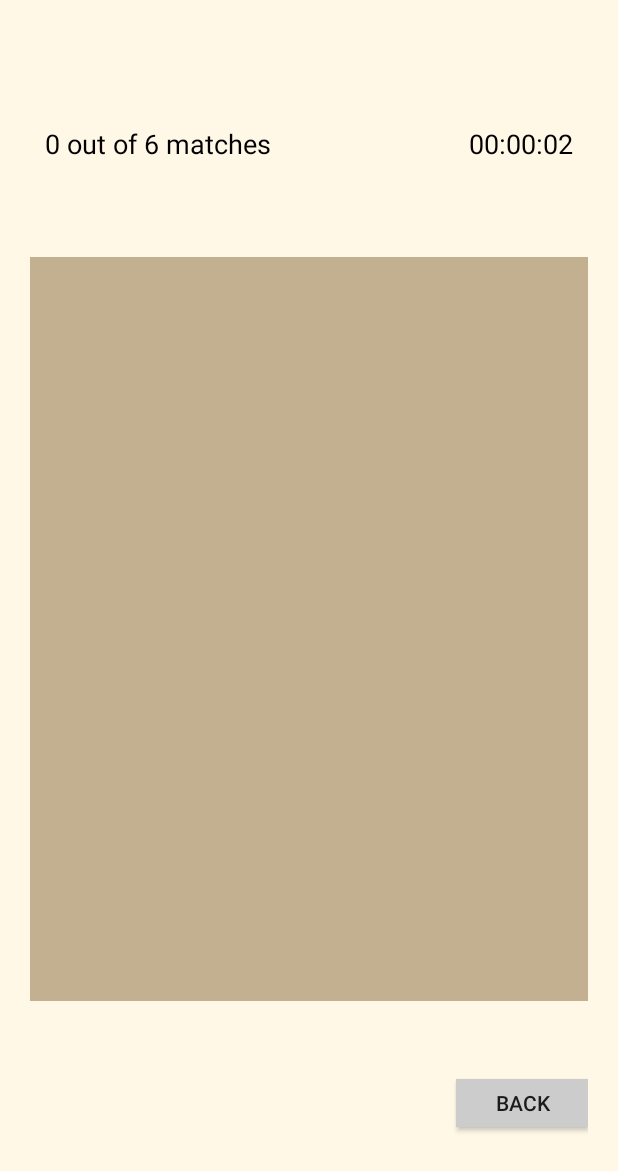
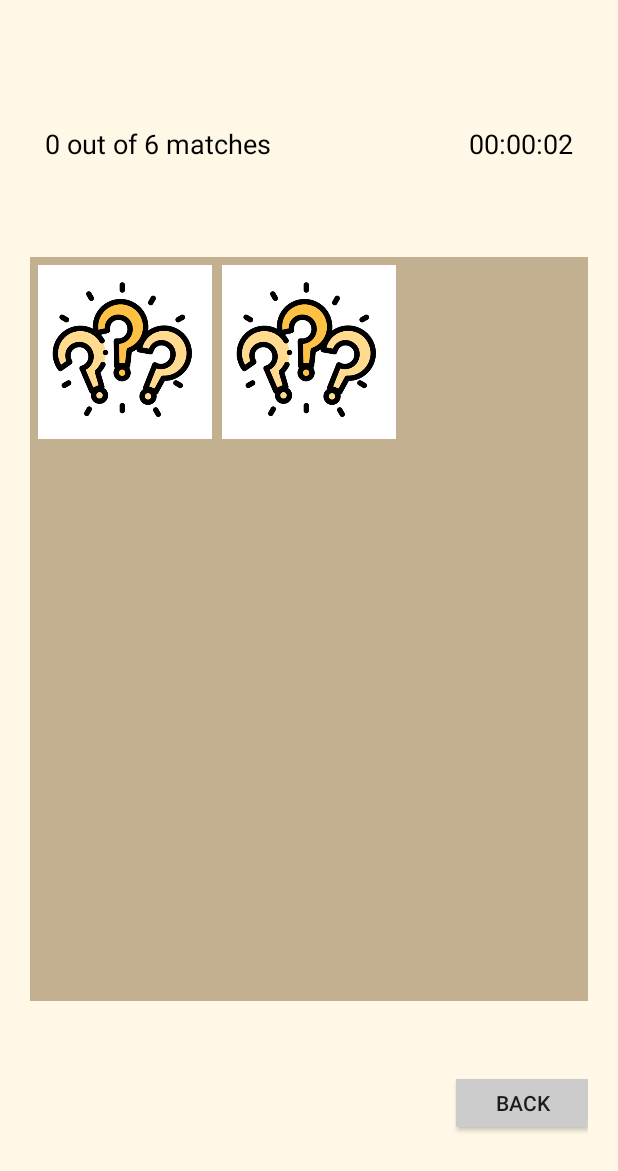
Before and after one commit to jbrandonlee/Android_Java_Memory_Game, an Android app: the GameActivity screen opened directly, with no data from a screen before it, on a phone screen of 412 x 824 dp. Shown: the top 1171 px of the screen. Run offline under Robolectric (Android 15) with nearby library versions, the phone set to English and light mode, and no system bars; 1 statement that could not run was skipped.

Commit message:
Added Card Placeholder Image Implement ViewFlipper for GameView Implement New GridAdapter for GameView Implement Flip Animations Fix OnItemClick Logic for GameActivity

```diff
--- a/app/src/main/java/sg/edu/nus/iss/memory/GameActivity.java
+++ b/app/src/main/java/sg/edu/nus/iss/memory/GameActivity.java
@@ -1,7 +1,8 @@
 package sg.edu.nus.iss.memory;
 
+import android.animation.AnimatorInflater;
+import android.animation.AnimatorSet;
 import android.content.Intent;
-import android.graphics.Color;
 import android.os.Bundle;
 import android.os.Environment;
 import android.os.Handler;
@@ -10,6 +11,7 @@ import android.widget.AdapterView;
 import android.widget.Button;
 import android.widget.GridView;
 import android.widget.TextView;
+import android.widget.ViewFlipper;
 
 import androidx.appcompat.app.AppCompatActivity;
 
@@ -25,11 +27,13 @@ public class GameActivity extends AppCompatActivity {
     private List<Integer> gridAnswers = new ArrayList<>();
     private List<File> imgFiles = new ArrayList<>();
 
-    private GridAdapter mGridAdapter;
+    private GridFlipAdapter mGridAdapter;
     private GridView mGridView;
     private TextView mTimerText;
     private TextView mScoreText;
     private Button mEndButton;
+
+    private AnimatorSet inLeftSet;
 
     private final int MAX_SCORE = 6;
     private int score = 0;
@@ -60,32 +64,38 @@ public class GameActivity extends AppCompatActivity {
     }
 
     protected void initGridAdapter() {
-        mGridAdapter = new GridAdapter(this, imgFiles);
+        inLeftSet = (AnimatorSet) AnimatorInflater.loadAnimator(
+                this, R.animator.card_flip_left_in);
+        mGridAdapter = new GridFlipAdapter(this, imgFiles);
         mGridView = findViewById(R.id.gridView);
         mGridView.setAdapter(mGridAdapter);
         mGridView.setOnItemClickListener(new AdapterView.OnItemClickListener() {
             @Override
             public void onItemClick(AdapterView<?> adapterView, View view, int i, long l) {
+                System.out.println("Item clicked: " + i);
+                flipCard(view);
+
                 // Gameplay
                 if (selectedId == -1) {
                     // Player is selecting first tile
                     selectedId = i;
-                    setSelected(view, true);
                 } else if (selectedId == i) {
                     // Player is unselecting first tile
                     selectedId = -1;
-                    setSelected(view, false);
                 } else {
                     // Player is selecting second tile
-                    setSelected(view, true);
                     checkCardMatch(selectedId, i);
                 }
             }
         });
     }
 
-    protected void updateGridView() {
-        mGridAdapter.updateImages(imgFiles);
+    protected void flipCard(View gridItem) {
+        ViewFlipper flipper = gridItem.findViewById(R.id.view_flipper);
+        inLeftSet.end();
+        flipper.showNext();
+        inLeftSet.setTarget(flipper.getCurrentView());
+        inLeftSet.start();
     }
 
     protected void initGame() {
@@ -99,6 +109,28 @@ public class GameActivity extends AppCompatActivity {
         runTimer();
     }
 
+    protected void getDataFromIntent() {
+        Intent intent = getIntent();
+        imgIds = intent.getIntegerArrayListExtra("imgIds");
+    }
+
+    protected void generateGridAnswers() {
+        for (Integer i : imgIds) {
+            gridAnswers.add(i);
+            gridAnswers.add(i);
+        }
+        Collections.shuffle(gridAnswers);
+    }
+
+    protected void generateGridFiles() {
+        for (Integer i: gridAnswers) {
+            File dir = getExternalFilesDir(Environment.DIRECTORY_PICTURES);
+            File image = new File(dir, i + ".jpg");
+            imgFiles.add(image);
+        }
+    }
+
+    // -- Game Logic --
     protected void endGame() {
         if (score == MAX_SCORE) {
             // TODO: Play SFX_SUCCESS_LONG
@@ -108,6 +140,39 @@ public class GameActivity extends AppCompatActivity {
         finish();
     }
 
+    protected void checkCardMatch(int firstId, int secondId) {
+        System.out.println("Checking: " + firstId + " and " + secondId);
+        selectedId = -1;
+
+        if (gridAnswers.get(firstId) == gridAnswers.get(secondId)) {
+            // TODO: ANIMATE GREEN TINT
+            // TODO: Play SFX_SUCCESS
+            // Disable ImageViews
+            mGridView.getChildAt(firstId).setOnClickListener(null);
+            mGridView.getChildAt(secondId).setOnClickListener(null);
+
+            score++;
+            updateScore(score);
+
+            if (score == MAX_SCORE) {
+                endGame();
+            }
+        } else {
+            // TODO: ANIMATE RED TINT
+            // TODO: Play SFX_FAILURE
+            // Add delay before flipping back
+            Handler handler = new Handler();
+            handler.postDelayed(new Runnable() {
+                @Override
+                public void run() {
+                    flipCard(mGridView.getChildAt(firstId));
+                    flipCard(mGridView.getChildAt(secondId));
+                }
+            }, 1000);
+        }
+    }
+
+    // -- View Management --
     protected void runTimer() {
         Handler handler = new Handler();
         handler.post(new Runnable() {
@@ -131,62 +196,12 @@ public class GameActivity extends AppCompatActivity {
         mTimerText.setText(time);
     }
 
+    protected void updateGridView() {
+        mGridAdapter.updateImages(imgFiles);
+    }
+
     protected void updateScore(int score) {
         this.score = score;
         mScoreText.setText(score + " out of 6 matches");
     }
-
-    protected void getDataFromIntent() {
-        Intent intent = getIntent();
-        imgIds = intent.getIntegerArrayListExtra("imgIds");
-    }
-
-    protected void generateGridAnswers() {
-        for (Integer i : imgIds) {
-            gridAnswers.add(i);
-            gridAnswers.add(i);
-        }
-        Collections.shuffle(gridAnswers);
-    }
-
-    protected void generateGridFiles() {
-        for (Integer i: gridAnswers) {
-            File dir = getExternalFilesDir(Environment.DIRECTORY_PICTURES);
-            File image = new File(dir, i + ".jpg");
-            imgFiles.add(image);
-        }
-    }
-
-    protected void setSelected(View view, boolean selected) {
-        if (selected) {
-            view.setBackgroundColor(Color.parseColor("#BF4F51"));
-        } else {
-            view.setBackgroundColor(Color.TRANSPARENT);
-        }
-    }
-
-    protected void checkCardMatch(int firstId, int secondId) {
-        GridView gridView = findViewById(R.id.gridView);
-        gridView.getChildAt(firstId).setBackgroundColor(Color.TRANSPARENT);
-        gridView.getChildAt(secondId).setBackgroundColor(Color.TRANSPARENT);
-        selectedId = -1;
-
-        if (gridAnswers.get(firstId) == gridAnswers.get(secondId)) {
-            // TODO: ANIMATE GREEN TINT
-            // TODO: Play SFX_SUCCESS
-            // TODO: Disable ImageViews
-
-            score++;
-            updateScore(score);
-
-            if (score == MAX_SCORE) {
-                endGame();
-            }
-        } else {
-            // TODO: ANIMATE RED TINT
-            // TODO: Play SFX_FAILURE
-
-        }
-    }
-
 }
--- /dev/null
+++ b/app/src/main/java/sg/edu/nus/iss/memory/GridFlipAdapter.java
@@ -0,0 +1,52 @@
+package sg.edu.nus.iss.memory;
+
+import android.app.Activity;
+import android.content.Context;
+import android.graphics.Bitmap;
+import android.graphics.BitmapFactory;
+import android.view.LayoutInflater;
+import android.view.View;
+import android.view.ViewGroup;
+import android.widget.ArrayAdapter;
+import android.widget.ImageView;
+
+import androidx.annotation.NonNull;
+
+import java.io.File;
+import java.util.List;
+
+public class GridFlipAdapter extends ArrayAdapter<Object> {
+    private final Context context;
+    protected List<File> images;
+
+    public GridFlipAdapter(Context ctx, List<File> images) {
+        super(ctx, R.layout.grid_flip_cell);
+        this.context = ctx;
+        this.images = images;
+        addAll(new Object[images.size()]);
+
+        /*inLeftSet = (AnimatorSet) AnimatorInflater.loadAnimator(
+                ctx, R.animator.card_flip_left_in);*/
+    }
+
+    public void updateImages(List<File> images) {
+        this.images = images;
+        clear();
+        addAll(new Object[images.size()]);   // Specify total no. of cells in grid
+    }
+
+    public View getView(int pos, View view, @NonNull ViewGroup parent) {
+        if (view == null) {
+            LayoutInflater inflater = (LayoutInflater)
+                    context.getSystemService(Activity.LAYOUT_INFLATER_SERVICE);
+            view = inflater.inflate(R.layout.grid_flip_cell, parent, false);
+        }
+
+        // Set Image
+        ImageView imageView = view.findViewById(R.id.front);
+        Bitmap bitmap = BitmapFactory.decodeFile(images.get(pos).getAbsolutePath());
+        imageView.setImageBitmap(bitmap);
+
+        return view;
+    }
+}
--- /dev/null
+++ b/app/src/main/res/anim/card_fade_out.xml
@@ -0,0 +1,8 @@
+<?xml version="1.0" encoding="utf-8"?>
+<set xmlns:android="http://schemas.android.com/apk/res/android">
+    <alpha
+        android:duration="100"
+        android:fromAlpha="1.0"
+        android:toAlpha="0.0"
+        />
+</set>
--- /dev/null
+++ b/app/src/main/res/animator/card_flip_left_in.xml
@@ -0,0 +1,18 @@
+<?xml version="1.0" encoding="utf-8"?>
+<set xmlns:android="http://schemas.android.com/apk/res/android">
+    <!-- Rotate. -->
+    <objectAnimator
+        android:valueFrom="-90"
+        android:valueTo="0"
+        android:propertyName="rotationY"
+        android:interpolator="@android:interpolator/accelerate_decelerate"
+        android:duration="200" />
+
+    <!-- Halfway through the rotation, set the alpha to 1. See startOffset. -->
+    <objectAnimator
+        android:valueFrom="0.25"
+        android:valueTo="1.0"
+        android:propertyName="alpha"
+        android:startOffset="0"
+        android:duration="200" />
+</set>
--- /dev/null
+++ b/app/src/main/res/layout/grid_flip_cell.xml
@@ -0,0 +1,46 @@
+<?xml version="1.0" encoding="utf-8"?>
+<androidx.constraintlayout.widget.ConstraintLayout
+    xmlns:android="http://schemas.android.com/apk/res/android"
+    xmlns:app="http://schemas.android.com/apk/res-auto"
+    android:layout_width="match_parent"
+    android:layout_height="match_parent">
+
+    <ViewFlipper
+        android:id="@+id/view_flipper"
+        android:layout_width="0dp"
+        android:layout_height="0dp"
+        android:outAnimation="@anim/card_fade_out"
+        app:layout_constraintDimensionRatio="H,1:1"
+        app:layout_constraintBottom_toBottomOf="parent"
+        app:layout_constraintEnd_toEndOf="parent"
+        app:layout_constraintStart_toStartOf="parent"
+        app:layout_constraintTop_toTopOf="parent" >
+
+        <ImageView
+            android:id="@+id/back"
+            android:layout_width="match_parent"
+            android:layout_height="match_parent"
+            android:padding="3dp"
+            android:scaleType="centerCrop"
+            android:cropToPadding="true"
+            android:src="@drawable/card_placeholder"
+            app:layout_constraintBottom_toBottomOf="parent"
+            app:layout_constraintEnd_toEndOf="parent"
+            app:layout_constraintStart_toStartOf="parent"
+            app:layout_constraintTop_toTopOf="parent" />
+
+        <ImageView
+            android:id="@+id/front"
+            android:layout_width="match_parent"
+            android:layout_height="match_parent"
+            android:padding="3dp"
+            android:scaleType="centerCrop"
+            android:cropToPadding="true"
+            app:layout_constraintBottom_toBottomOf="parent"
+            app:layout_constraintEnd_toEndOf="parent"
+            app:layout_constraintStart_toStartOf="parent"
+            app:layout_constraintTop_toTopOf="parent" />
+
+    </ViewFlipper>
+
+</androidx.constraintlayout.widget.ConstraintLayout>
```
Also changed, not shown: app/src/main/res/drawable/card_placeholder.png (added), 1 other file.
